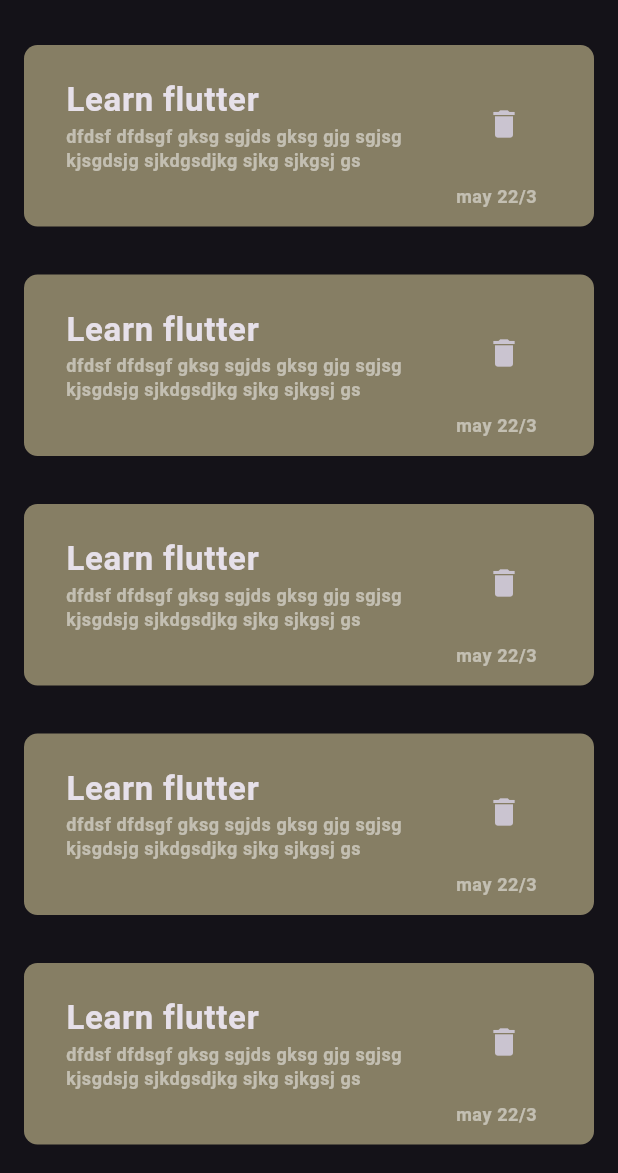
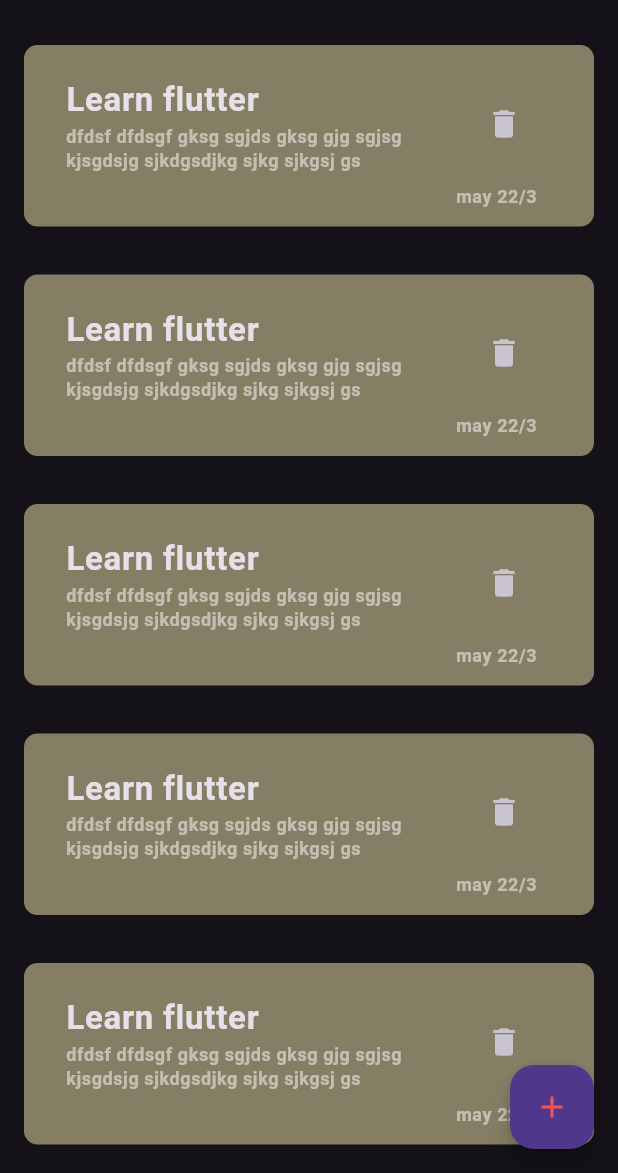
Before and after one commit to HussienAboSoker/notes, a Flutter app: the screen it shows after launch, on a phone screen of 412 x 824 dp, the part 63-1236 px from its top. Run offline on Flutter 3.47's test engine with Material 3 defaults, Android fonts, the phone set to English and light mode, and no system bars.

Commit message:
add floating actionbutton to add new note

```diff
--- a/lib/main.dart
+++ b/lib/main.dart
@@ -15,6 +15,7 @@ class MyApp extends StatelessWidget {
       debugShowCheckedModeBanner: false,
       title: 'Flutter Demo',
       theme: ThemeData(
+       // primaryColor:Colors.,
         textTheme:  TextTheme(
           bodyLarge: const TextStyle(
             fontSize: 22,
--- a/lib/views/home.dart
+++ b/lib/views/home.dart
@@ -17,7 +17,9 @@ class HomePage extends StatelessWidget {
           ),
         ],
       ),
-      body:const ListViewNote(),
+      body: const ListViewNote(),
+      floatingActionButton:
+          FloatingActionButton(onPressed: () {}, child: const Icon(Icons.add,color: Colors.redAccent,)),
     );
   }
 }
```
